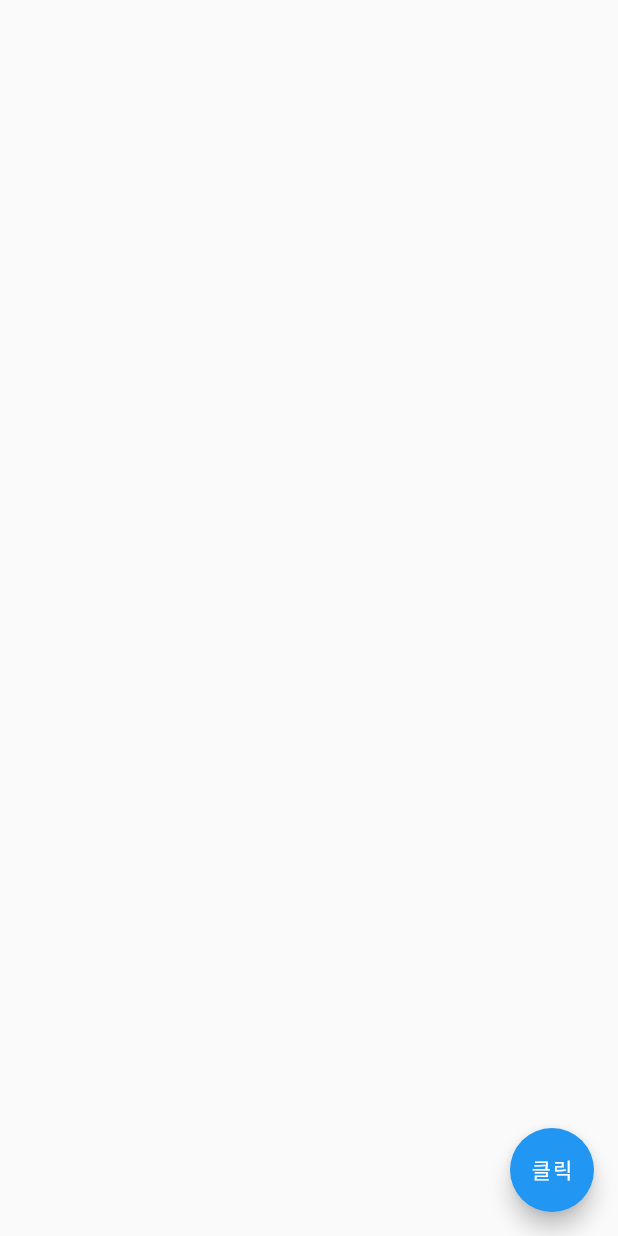
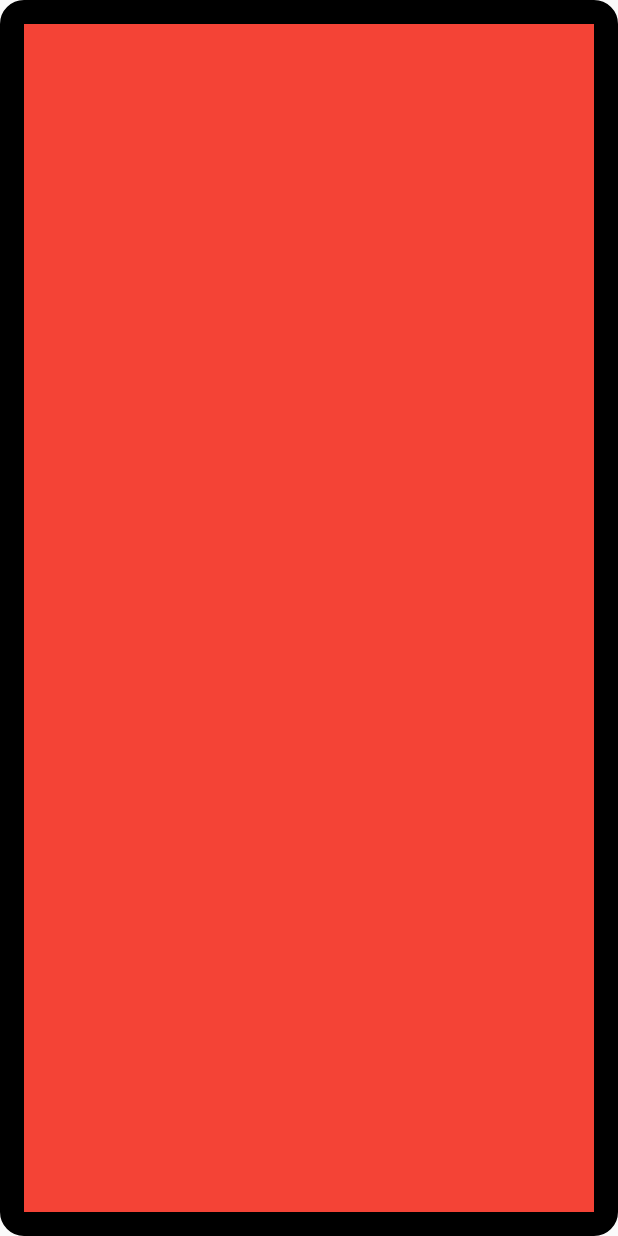
Before and after one commit to lovenuno/basic_widgets, a Flutter app: the screen it shows after launch, on a phone screen of 412 x 824 dp. Run offline on Flutter 3.47's test engine with Material 2 defaults, Android fonts, the phone set to English and light mode, and no system bars.

Commit message:
Container

```diff
--- a/lib/main.dart
+++ b/lib/main.dart
@@ -4,8 +4,9 @@ import 'package:flutter/material.dart';
 // import 'package:basic_widgets/widgets/outline_button.dart';
 // import 'package:basic_widgets/widgets/elevate_button.dart';
 // import 'package:basic_widgets/widgets/icon_button.dart';
-import 'package:basic_widgets/widgets/gesture_detector.dart';
-import 'package:basic_widgets/widgets/floating_action_button_widget.dart';
+// import 'package:basic_widgets/widgets/gesture_detector.dart';
+// import 'package:basic_widgets/widgets/floating_action_button_widget.dart';
+import 'package:basic_widgets/widgets/container_widget.dart';
 
 void main(){
   runApp(MyApp());
@@ -15,7 +16,7 @@ class MyApp extends StatelessWidget{
 
   @override
   Widget build(BuildContext context){
-    return const MaterialApp(
+    return MaterialApp(
       home: Scaffold(
         body: Center(
           //child: TextButtonWidgetExample(),
@@ -23,7 +24,8 @@ class MyApp extends StatelessWidget{
           // child: ElevatedButtonWidgetExample(),
           // child: IconButtonWidgetExample(),
           //child: GestureDetectorWidgetExample(),
-          child: FloatingActionButtonExample(),
+          // child: FloatingActionButtonExample(),
+          child: ContainerWidgetExample(),
         ),
       ),
     );
--- /dev/null
+++ b/lib/widgets/container_widget.dart
@@ -0,0 +1,24 @@
+import 'package:flutter/material.dart';
+
+class ContainerWidgetExample extends StatelessWidget{
+
+  @override
+  Widget build(BuildContext context){
+    return MaterialApp(
+      home: Scaffold(
+        body: Center(
+          child: Container(
+            decoration: BoxDecoration(
+              color: Colors.red,
+              border: Border.all(
+                width: 16.0,
+                color: Colors.black,
+              ),
+              borderRadius: BorderRadius.circular(16.0),
+            ),
+          ),
+        ),
+      ),
+    );
+  }
+}
```
